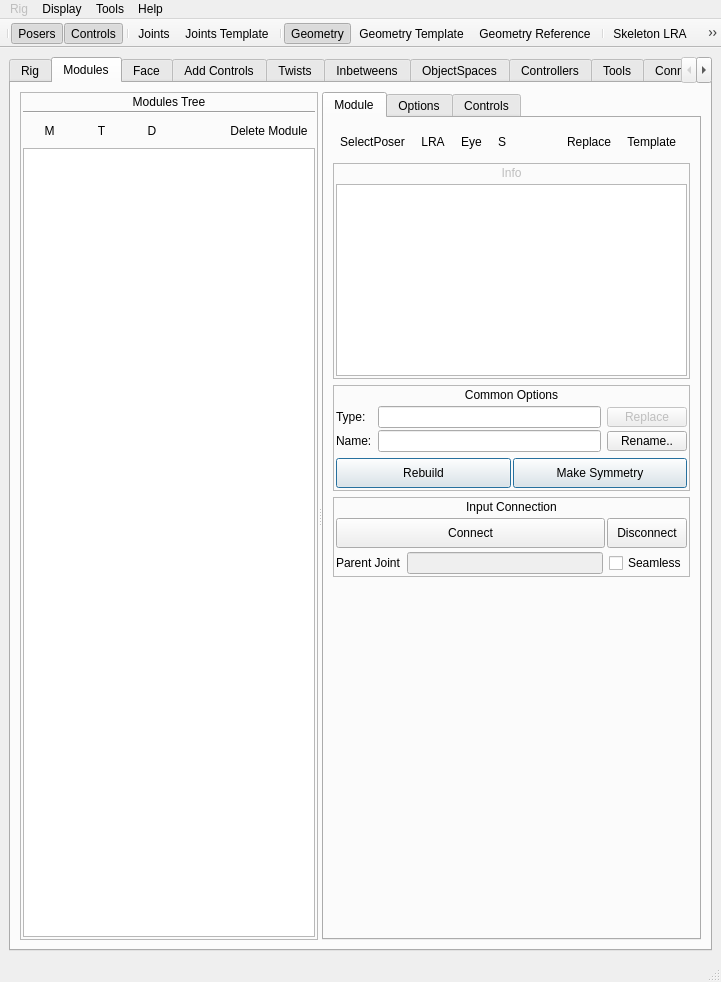
PavelCrow/RigStudio3, file ui/designer/mainWindow.ui: the form before one commit.
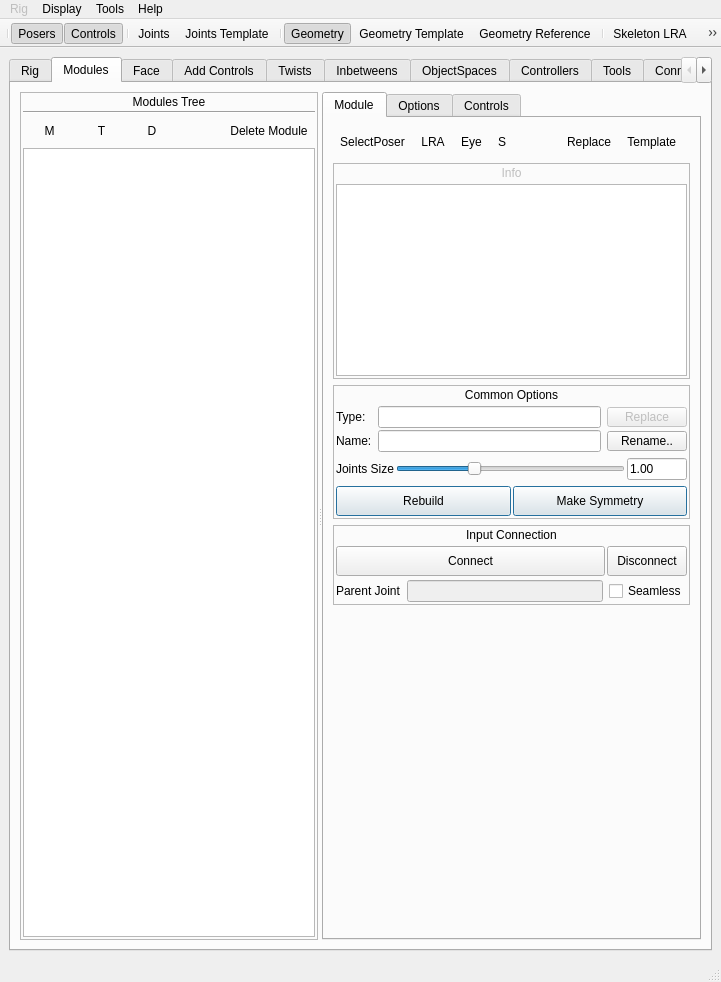
The form after the commit. The open tabs and pages were chosen to show the change.

Commit message: module: per module Joints Size slider in Common Options

Patch:
```diff
--- a/ui/designer/mainWindow.ui
+++ b/ui/designer/mainWindow.ui
@@ -1540,6 +1540,58 @@
                            </item>
                           </layout>
                          </item>
+                         <item>
+                          <layout class="QHBoxLayout" name="moduleJointsSize_layout">
+                           <property name="spacing">
+                            <number>2</number>
+                           </property>
+                           <item>
+                            <widget class="QLabel" name="moduleJointsSize_label">
+                             <property name="text">
+                              <string>Joints Size</string>
+                             </property>
+                            </widget>
+                           </item>
+                           <item>
+                            <widget class="QSlider" name="moduleJointsSize_slider">
+                             <property name="minimum">
+                              <number>1</number>
+                             </property>
+                             <property name="maximum">
+                              <number>300</number>
+                             </property>
+                             <property name="value">
+                              <number>100</number>
+                             </property>
+                             <property name="orientation">
+                              <enum>Qt::Horizontal</enum>
+                             </property>
+                            </widget>
+                           </item>
+                           <item>
+                            <widget class="QLineEdit" name="moduleJointsSize_lineEdit">
+                             <property name="sizePolicy">
+                              <sizepolicy hsizetype="Fixed" vsizetype="Fixed">
+                               <horstretch>0</horstretch>
+                               <verstretch>0</verstretch>
+                              </sizepolicy>
+                             </property>
+                             <property name="maximumSize">
+                              <size>
+                               <width>60</width>
+                               <height>16777215</height>
+                              </size>
+                             </property>
+                             <property name="inputMethodHints">
+                              <set>Qt::ImhDigitsOnly</set>
+                             </property>
+                             <property name="text">
+                              <string>1.00</string>
+                             </property>
+                            </widget>
+                           </item>
+                          </layout>
+                         </item>
                          <item>
                           <layout class="QHBoxLayout" name="horizontalLayout_9">
                            <property name="spacing">
```
The commit also changes 3 other files.
